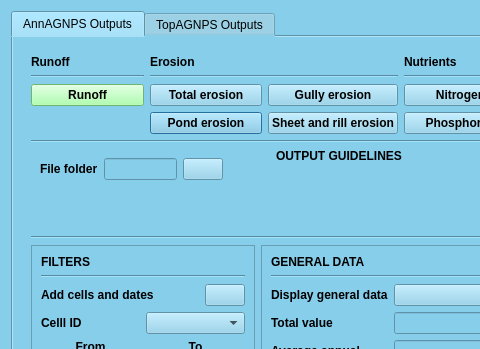
Qt form ui/outputs.ui (Inigobarbe/QAnnAGNPS) before a commit; both pictures show x 0 to 480 and y 0 to 349 of the 666 by 626 pixel window.
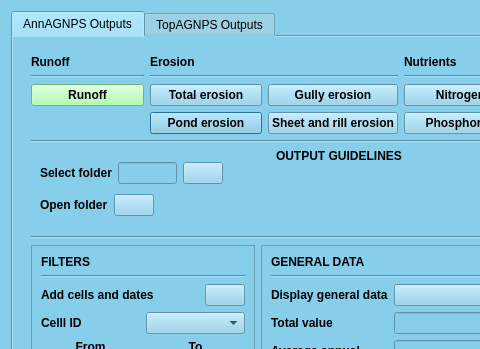
The same form after that commit.

```diff
--- a/ui/outputs.ui
+++ b/ui/outputs.ui
@@ -311,7 +311,7 @@
                     </font>
                    </property>
                    <property name="text">
-                    <string>File folder</string>
+                    <string>Select folder</string>
                    </property>
                   </widget>
                  </item>
@@ -342,11 +342,41 @@
                 </layout>
                </item>
                <item row="1" column="0">
-                <widget class="QLabel" name="label_2">
-                 <property name="text">
-                  <string/>
-                 </property>
-                </widget>
+                <layout class="QHBoxLayout" name="horizontalLayout_21">
+                 <item>
+                  <widget class="QLabel" name="label_45">
+                   <property name="font">
+                    <font>
+                     <weight>75</weight>
+                     <bold>true</bold>
+                    </font>
+                   </property>
+                   <property name="text">
+                    <string>Open folder</string>
+                   </property>
+                  </widget>
+                 </item>
+                 <item>
+                  <widget class="QPushButton" name="open_folder">
+                   <property name="text">
+                    <string/>
+                   </property>
+                  </widget>
+                 </item>
+                 <item>
+                  <spacer name="horizontalSpacer_2">
+                   <property name="orientation">
+                    <enum>Qt::Horizontal</enum>
+                   </property>
+                   <property name="sizeHint" stdset="0">
+                    <size>
+                     <width>40</width>
+                     <height>20</height>
+                    </size>
+                   </property>
+                  </spacer>
+                 </item>
+                </layout>
                </item>
               </layout>
              </widget>
```
Left out of the diff: 36 changed lines with no effect on the pictures.
